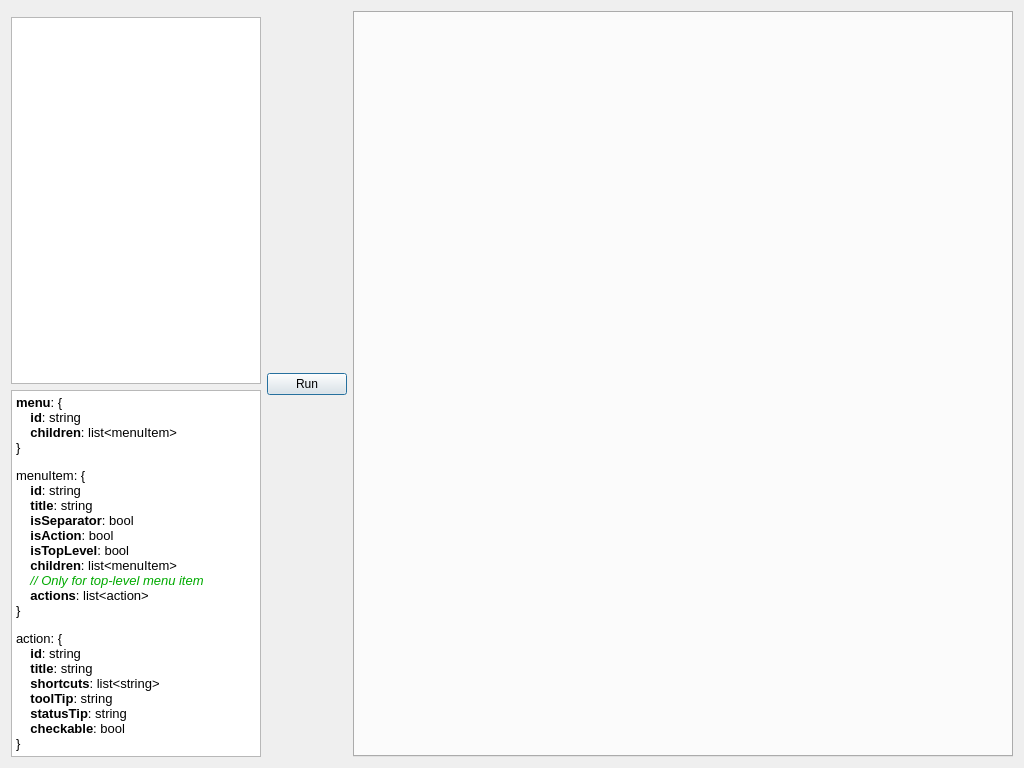
This is src/menudialog.ui in KDAB/knut as Qt 5 draws it before an edit. The edited form follows.
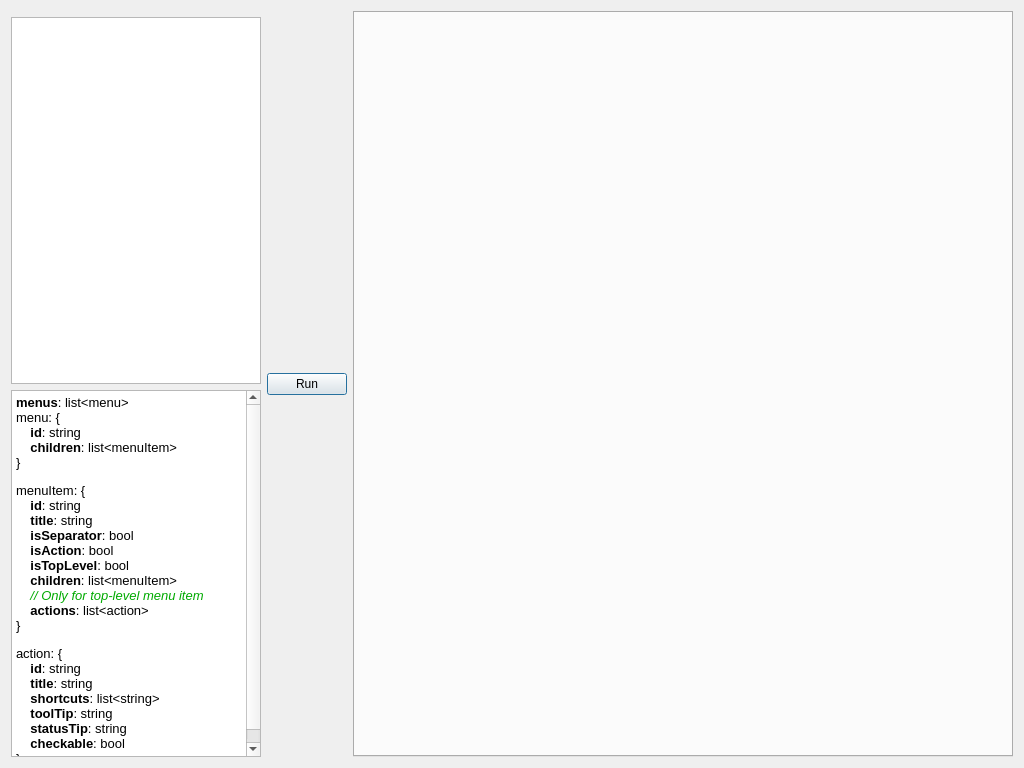
This is the edited form. Custom widgets are drawn as their Qt base class.

```diff
--- a/src/menudialog.ui
+++ b/src/menudialog.ui
@@ -73,30 +73,31 @@
 &lt;html&gt;&lt;head&gt;&lt;meta name=&quot;qrichtext&quot; content=&quot;1&quot; /&gt;&lt;style type=&quot;text/css&quot;&gt;
 p, li { white-space: pre-wrap; }
 &lt;/style&gt;&lt;/head&gt;&lt;body style=&quot; font-family:'MS Shell Dlg 2'; font-size:8.25pt; font-weight:400; font-style:normal;&quot;&gt;
-&lt;p style=&quot; margin-top:0px; margin-bottom:0px; margin-left:0px; margin-right:0px; -qt-block-indent:0; text-indent:0px;&quot;&gt;&lt;span style=&quot; font-size:10pt; font-weight:600;&quot;&gt;menu&lt;/span&gt;&lt;span style=&quot; font-size:10pt;&quot;&gt;: {&lt;/span&gt;&lt;/p&gt;
-&lt;p style=&quot; margin-top:0px; margin-bottom:0px; margin-left:0px; margin-right:0px; -qt-block-indent:0; text-indent:0px;&quot;&gt;&lt;span style=&quot; font-size:10pt;&quot;&gt;    &lt;/span&gt;&lt;span style=&quot; font-size:10pt; font-weight:600;&quot;&gt;id&lt;/span&gt;&lt;span style=&quot; font-size:10pt;&quot;&gt;: string&lt;/span&gt;&lt;/p&gt;
-&lt;p style=&quot; margin-top:0px; margin-bottom:0px; margin-left:0px; margin-right:0px; -qt-block-indent:0; text-indent:0px;&quot;&gt;&lt;span style=&quot; font-size:10pt;&quot;&gt;    &lt;/span&gt;&lt;span style=&quot; font-size:10pt; font-weight:600;&quot;&gt;children&lt;/span&gt;&lt;span style=&quot; font-size:10pt;&quot;&gt;: list&amp;lt;menuItem&amp;gt;&lt;/span&gt;&lt;/p&gt;
-&lt;p style=&quot; margin-top:0px; margin-bottom:0px; margin-left:0px; margin-right:0px; -qt-block-indent:0; text-indent:0px;&quot;&gt;&lt;span style=&quot; font-size:10pt;&quot;&gt;}&lt;/span&gt;&lt;/p&gt;
-&lt;p style=&quot;-qt-paragraph-type:empty; margin-top:0px; margin-bottom:0px; margin-left:0px; margin-right:0px; -qt-block-indent:0; text-indent:0px;&quot;&gt;&lt;br /&gt;&lt;/p&gt;
-&lt;p style=&quot; margin-top:0px; margin-bottom:0px; margin-left:0px; margin-right:0px; -qt-block-indent:0; text-indent:0px;&quot;&gt;&lt;span style=&quot; font-size:10pt;&quot;&gt;menuItem: {&lt;/span&gt;&lt;/p&gt;
-&lt;p style=&quot; margin-top:0px; margin-bottom:0px; margin-left:0px; margin-right:0px; -qt-block-indent:0; text-indent:0px;&quot;&gt;&lt;span style=&quot; font-size:10pt;&quot;&gt;    &lt;/span&gt;&lt;span style=&quot; font-size:10pt; font-weight:600;&quot;&gt;id&lt;/span&gt;&lt;span style=&quot; font-size:10pt;&quot;&gt;: string&lt;/span&gt;&lt;/p&gt;
-&lt;p style=&quot; margin-top:0px; margin-bottom:0px; margin-left:0px; margin-right:0px; -qt-block-indent:0; text-indent:0px;&quot;&gt;&lt;span style=&quot; font-size:10pt;&quot;&gt;    &lt;/span&gt;&lt;span style=&quot; font-size:10pt; font-weight:600;&quot;&gt;title&lt;/span&gt;&lt;span style=&quot; font-size:10pt;&quot;&gt;: string&lt;/span&gt;&lt;/p&gt;
-&lt;p style=&quot; margin-top:0px; margin-bottom:0px; margin-left:0px; margin-right:0px; -qt-block-indent:0; text-indent:0px;&quot;&gt;&lt;span style=&quot; font-size:10pt;&quot;&gt;    &lt;/span&gt;&lt;span style=&quot; font-size:10pt; font-weight:600;&quot;&gt;isSeparator&lt;/span&gt;&lt;span style=&quot; font-size:10pt;&quot;&gt;: bool&lt;/span&gt;&lt;/p&gt;
-&lt;p style=&quot; margin-top:0px; margin-bottom:0px; margin-left:0px; margin-right:0px; -qt-block-indent:0; text-indent:0px;&quot;&gt;&lt;span style=&quot; font-size:10pt;&quot;&gt;    &lt;/span&gt;&lt;span style=&quot; font-size:10pt; font-weight:600;&quot;&gt;isAction&lt;/span&gt;&lt;span style=&quot; font-size:10pt;&quot;&gt;: bool&lt;/span&gt;&lt;/p&gt;
-&lt;p style=&quot; margin-top:0px; margin-bottom:0px; margin-left:0px; margin-right:0px; -qt-block-indent:0; text-indent:0px;&quot;&gt;&lt;span style=&quot; font-size:10pt;&quot;&gt;    &lt;/span&gt;&lt;span style=&quot; font-size:10pt; font-weight:600;&quot;&gt;isTopLevel&lt;/span&gt;&lt;span style=&quot; font-size:10pt;&quot;&gt;: bool&lt;/span&gt;&lt;/p&gt;
-&lt;p style=&quot; margin-top:0px; margin-bottom:0px; margin-left:0px; margin-right:0px; -qt-block-indent:0; text-indent:0px;&quot;&gt;&lt;span style=&quot; font-size:10pt;&quot;&gt;    &lt;/span&gt;&lt;span style=&quot; font-size:10pt; font-weight:600;&quot;&gt;children&lt;/span&gt;&lt;span style=&quot; font-size:10pt;&quot;&gt;: list&amp;lt;menuItem&amp;gt;&lt;/span&gt;&lt;/p&gt;
-&lt;p style=&quot; margin-top:0px; margin-bottom:0px; margin-left:0px; margin-right:0px; -qt-block-indent:0; text-indent:0px;&quot;&gt;&lt;span style=&quot; font-size:10pt;&quot;&gt;    &lt;/span&gt;&lt;span style=&quot; font-size:10pt; font-style:italic; color:#00aa00;&quot;&gt;// Only for top-level menu item&lt;/span&gt;&lt;/p&gt;
-&lt;p style=&quot; margin-top:0px; margin-bottom:0px; margin-left:0px; margin-right:0px; -qt-block-indent:0; text-indent:0px;&quot;&gt;&lt;span style=&quot; font-size:10pt;&quot;&gt;    &lt;/span&gt;&lt;span style=&quot; font-size:10pt; font-weight:600;&quot;&gt;actions&lt;/span&gt;&lt;span style=&quot; font-size:10pt;&quot;&gt;: list&amp;lt;action&amp;gt;&lt;/span&gt;&lt;/p&gt;
-&lt;p style=&quot; margin-top:0px; margin-bottom:0px; margin-left:0px; margin-right:0px; -qt-block-indent:0; text-indent:0px;&quot;&gt;&lt;span style=&quot; font-size:10pt;&quot;&gt;}&lt;/span&gt;&lt;/p&gt;
-&lt;p style=&quot;-qt-paragraph-type:empty; margin-top:0px; margin-bottom:0px; margin-left:0px; margin-right:0px; -qt-block-indent:0; text-indent:0px;&quot;&gt;&lt;br /&gt;&lt;/p&gt;
-&lt;p style=&quot; margin-top:0px; margin-bottom:0px; margin-left:0px; margin-right:0px; -qt-block-indent:0; text-indent:0px;&quot;&gt;&lt;span style=&quot; font-size:10pt;&quot;&gt;action: {&lt;/span&gt;&lt;/p&gt;
-&lt;p style=&quot; margin-top:0px; margin-bottom:0px; margin-left:0px; margin-right:0px; -qt-block-indent:0; text-indent:0px;&quot;&gt;&lt;span style=&quot; font-size:10pt;&quot;&gt;    &lt;/span&gt;&lt;span style=&quot; font-size:10pt; font-weight:600;&quot;&gt;id&lt;/span&gt;&lt;span style=&quot; font-size:10pt;&quot;&gt;: string&lt;/span&gt;&lt;/p&gt;
-&lt;p style=&quot; margin-top:0px; margin-bottom:0px; margin-left:0px; margin-right:0px; -qt-block-indent:0; text-indent:0px;&quot;&gt;&lt;span style=&quot; font-size:10pt;&quot;&gt;    &lt;/span&gt;&lt;span style=&quot; font-size:10pt; font-weight:600;&quot;&gt;title&lt;/span&gt;&lt;span style=&quot; font-size:10pt;&quot;&gt;: string&lt;/span&gt;&lt;/p&gt;
-&lt;p style=&quot; margin-top:0px; margin-bottom:0px; margin-left:0px; margin-right:0px; -qt-block-indent:0; text-indent:0px;&quot;&gt;&lt;span style=&quot; font-size:10pt;&quot;&gt;    &lt;/span&gt;&lt;span style=&quot; font-size:10pt; font-weight:600;&quot;&gt;shortcuts&lt;/span&gt;&lt;span style=&quot; font-size:10pt;&quot;&gt;: list&amp;lt;string&amp;gt;&lt;/span&gt;&lt;/p&gt;
-&lt;p style=&quot; margin-top:0px; margin-bottom:0px; margin-left:0px; margin-right:0px; -qt-block-indent:0; text-indent:0px;&quot;&gt;&lt;span style=&quot; font-size:10pt;&quot;&gt;    &lt;/span&gt;&lt;span style=&quot; font-size:10pt; font-weight:600;&quot;&gt;toolTip&lt;/span&gt;&lt;span style=&quot; font-size:10pt;&quot;&gt;: string&lt;/span&gt;&lt;/p&gt;
-&lt;p style=&quot; margin-top:0px; margin-bottom:0px; margin-left:0px; margin-right:0px; -qt-block-indent:0; text-indent:0px;&quot;&gt;&lt;span style=&quot; font-size:10pt;&quot;&gt;    &lt;/span&gt;&lt;span style=&quot; font-size:10pt; font-weight:600;&quot;&gt;statusTip&lt;/span&gt;&lt;span style=&quot; font-size:10pt;&quot;&gt;: string&lt;/span&gt;&lt;/p&gt;
-&lt;p style=&quot; margin-top:0px; margin-bottom:0px; margin-left:0px; margin-right:0px; -qt-block-indent:0; text-indent:0px;&quot;&gt;&lt;span style=&quot; font-size:10pt;&quot;&gt;    &lt;/span&gt;&lt;span style=&quot; font-size:10pt; font-weight:600;&quot;&gt;checkable&lt;/span&gt;&lt;span style=&quot; font-size:10pt;&quot;&gt;: bool&lt;/span&gt;&lt;/p&gt;
-&lt;p style=&quot; margin-top:0px; margin-bottom:0px; margin-left:0px; margin-right:0px; -qt-block-indent:0; text-indent:0px;&quot;&gt;&lt;span style=&quot; font-size:10pt;&quot;&gt;}&lt;/span&gt;&lt;/p&gt;&lt;/body&gt;&lt;/html&gt;</string>
+&lt;p style=&quot; margin-top:0px; margin-bottom:0px; margin-left:0px; margin-right:0px; -qt-block-indent:0; text-indent:0px;&quot;&gt;&lt;span style=&quot; font-family:'MS Shell Dlg 2'; font-size:10pt; font-weight:600;&quot;&gt;menus&lt;/span&gt;&lt;span style=&quot; font-family:'MS Shell Dlg 2'; font-size:10pt;&quot;&gt;: list&amp;lt;menu&amp;gt;&lt;/span&gt;&lt;/p&gt;
+&lt;p style=&quot; margin-top:0px; margin-bottom:0px; margin-left:0px; margin-right:0px; -qt-block-indent:0; text-indent:0px;&quot;&gt;&lt;span style=&quot; font-family:'MS Shell Dlg 2'; font-size:10pt;&quot;&gt;menu: {&lt;/span&gt;&lt;/p&gt;
+&lt;p style=&quot; margin-top:0px; margin-bottom:0px; margin-left:0px; margin-right:0px; -qt-block-indent:0; text-indent:0px;&quot;&gt;&lt;span style=&quot; font-family:'MS Shell Dlg 2'; font-size:10pt;&quot;&gt;    &lt;/span&gt;&lt;span style=&quot; font-family:'MS Shell Dlg 2'; font-size:10pt; font-weight:600;&quot;&gt;id&lt;/span&gt;&lt;span style=&quot; font-family:'MS Shell Dlg 2'; font-size:10pt;&quot;&gt;: string&lt;/span&gt;&lt;/p&gt;
+&lt;p style=&quot; margin-top:0px; margin-bottom:0px; margin-left:0px; margin-right:0px; -qt-block-indent:0; text-indent:0px;&quot;&gt;&lt;span style=&quot; font-family:'MS Shell Dlg 2'; font-size:10pt;&quot;&gt;    &lt;/span&gt;&lt;span style=&quot; font-family:'MS Shell Dlg 2'; font-size:10pt; font-weight:600;&quot;&gt;children&lt;/span&gt;&lt;span style=&quot; font-family:'MS Shell Dlg 2'; font-size:10pt;&quot;&gt;: list&amp;lt;menuItem&amp;gt;&lt;/span&gt;&lt;/p&gt;
+&lt;p style=&quot; margin-top:0px; margin-bottom:0px; margin-left:0px; margin-right:0px; -qt-block-indent:0; text-indent:0px;&quot;&gt;&lt;span style=&quot; font-family:'MS Shell Dlg 2'; font-size:10pt;&quot;&gt;}&lt;/span&gt;&lt;/p&gt;
+&lt;p style=&quot;-qt-paragraph-type:empty; margin-top:0px; margin-bottom:0px; margin-left:0px; margin-right:0px; -qt-block-indent:0; text-indent:0px; font-family:'MS Shell Dlg 2';&quot;&gt;&lt;br /&gt;&lt;/p&gt;
+&lt;p style=&quot; margin-top:0px; margin-bottom:0px; margin-left:0px; margin-right:0px; -qt-block-indent:0; text-indent:0px;&quot;&gt;&lt;span style=&quot; font-family:'MS Shell Dlg 2'; font-size:10pt;&quot;&gt;menuItem: {&lt;/span&gt;&lt;/p&gt;
+&lt;p style=&quot; margin-top:0px; margin-bottom:0px; margin-left:0px; margin-right:0px; -qt-block-indent:0; text-indent:0px;&quot;&gt;&lt;span style=&quot; font-family:'MS Shell Dlg 2'; font-size:10pt;&quot;&gt;    &lt;/span&gt;&lt;span style=&quot; font-family:'MS Shell Dlg 2'; font-size:10pt; font-weight:600;&quot;&gt;id&lt;/span&gt;&lt;span style=&quot; font-family:'MS Shell Dlg 2'; font-size:10pt;&quot;&gt;: string&lt;/span&gt;&lt;/p&gt;
+&lt;p style=&quot; margin-top:0px; margin-bottom:0px; margin-left:0px; margin-right:0px; -qt-block-indent:0; text-indent:0px;&quot;&gt;&lt;span style=&quot; font-family:'MS Shell Dlg 2'; font-size:10pt;&quot;&gt;    &lt;/span&gt;&lt;span style=&quot; font-family:'MS Shell Dlg 2'; font-size:10pt; font-weight:600;&quot;&gt;title&lt;/span&gt;&lt;span style=&quot; font-family:'MS Shell Dlg 2'; font-size:10pt;&quot;&gt;: string&lt;/span&gt;&lt;/p&gt;
+&lt;p style=&quot; margin-top:0px; margin-bottom:0px; margin-left:0px; margin-right:0px; -qt-block-indent:0; text-indent:0px;&quot;&gt;&lt;span style=&quot; font-family:'MS Shell Dlg 2'; font-size:10pt;&quot;&gt;    &lt;/span&gt;&lt;span style=&quot; font-family:'MS Shell Dlg 2'; font-size:10pt; font-weight:600;&quot;&gt;isSeparator&lt;/span&gt;&lt;span style=&quot; font-family:'MS Shell Dlg 2'; font-size:10pt;&quot;&gt;: bool&lt;/span&gt;&lt;/p&gt;
+&lt;p style=&quot; margin-top:0px; margin-bottom:0px; margin-left:0px; margin-right:0px; -qt-block-indent:0; text-indent:0px;&quot;&gt;&lt;span style=&quot; font-family:'MS Shell Dlg 2'; font-size:10pt;&quot;&gt;    &lt;/span&gt;&lt;span style=&quot; font-family:'MS Shell Dlg 2'; font-size:10pt; font-weight:600;&quot;&gt;isAction&lt;/span&gt;&lt;span style=&quot; font-family:'MS Shell Dlg 2'; font-size:10pt;&quot;&gt;: bool&lt;/span&gt;&lt;/p&gt;
+&lt;p style=&quot; margin-top:0px; margin-bottom:0px; margin-left:0px; margin-right:0px; -qt-block-indent:0; text-indent:0px;&quot;&gt;&lt;span style=&quot; font-family:'MS Shell Dlg 2'; font-size:10pt;&quot;&gt;    &lt;/span&gt;&lt;span style=&quot; font-family:'MS Shell Dlg 2'; font-size:10pt; font-weight:600;&quot;&gt;isTopLevel&lt;/span&gt;&lt;span style=&quot; font-family:'MS Shell Dlg 2'; font-size:10pt;&quot;&gt;: bool&lt;/span&gt;&lt;/p&gt;
+&lt;p style=&quot; margin-top:0px; margin-bottom:0px; margin-left:0px; margin-right:0px; -qt-block-indent:0; text-indent:0px;&quot;&gt;&lt;span style=&quot; font-family:'MS Shell Dlg 2'; font-size:10pt;&quot;&gt;    &lt;/span&gt;&lt;span style=&quot; font-family:'MS Shell Dlg 2'; font-size:10pt; font-weight:600;&quot;&gt;children&lt;/span&gt;&lt;span style=&quot; font-family:'MS Shell Dlg 2'; font-size:10pt;&quot;&gt;: list&amp;lt;menuItem&amp;gt;&lt;/span&gt;&lt;/p&gt;
+&lt;p style=&quot; margin-top:0px; margin-bottom:0px; margin-left:0px; margin-right:0px; -qt-block-indent:0; text-indent:0px;&quot;&gt;&lt;span style=&quot; font-family:'MS Shell Dlg 2'; font-size:10pt;&quot;&gt;    &lt;/span&gt;&lt;span style=&quot; font-family:'MS Shell Dlg 2'; font-size:10pt; font-style:italic; color:#00aa00;&quot;&gt;// Only for top-level menu item&lt;/span&gt;&lt;/p&gt;
+&lt;p style=&quot; margin-top:0px; margin-bottom:0px; margin-left:0px; margin-right:0px; -qt-block-indent:0; text-indent:0px;&quot;&gt;&lt;span style=&quot; font-family:'MS Shell Dlg 2'; font-size:10pt;&quot;&gt;    &lt;/span&gt;&lt;span style=&quot; font-family:'MS Shell Dlg 2'; font-size:10pt; font-weight:600;&quot;&gt;actions&lt;/span&gt;&lt;span style=&quot; font-family:'MS Shell Dlg 2'; font-size:10pt;&quot;&gt;: list&amp;lt;action&amp;gt;&lt;/span&gt;&lt;/p&gt;
+&lt;p style=&quot; margin-top:0px; margin-bottom:0px; margin-left:0px; margin-right:0px; -qt-block-indent:0; text-indent:0px;&quot;&gt;&lt;span style=&quot; font-family:'MS Shell Dlg 2'; font-size:10pt;&quot;&gt;}&lt;/span&gt;&lt;/p&gt;
+&lt;p style=&quot;-qt-paragraph-type:empty; margin-top:0px; margin-bottom:0px; margin-left:0px; margin-right:0px; -qt-block-indent:0; text-indent:0px; font-family:'MS Shell Dlg 2';&quot;&gt;&lt;br /&gt;&lt;/p&gt;
+&lt;p style=&quot; margin-top:0px; margin-bottom:0px; margin-left:0px; margin-right:0px; -qt-block-indent:0; text-indent:0px;&quot;&gt;&lt;span style=&quot; font-family:'MS Shell Dlg 2'; font-size:10pt;&quot;&gt;action: {&lt;/span&gt;&lt;/p&gt;
+&lt;p style=&quot; margin-top:0px; margin-bottom:0px; margin-left:0px; margin-right:0px; -qt-block-indent:0; text-indent:0px;&quot;&gt;&lt;span style=&quot; font-family:'MS Shell Dlg 2'; font-size:10pt;&quot;&gt;    &lt;/span&gt;&lt;span style=&quot; font-family:'MS Shell Dlg 2'; font-size:10pt; font-weight:600;&quot;&gt;id&lt;/span&gt;&lt;span style=&quot; font-family:'MS Shell Dlg 2'; font-size:10pt;&quot;&gt;: string&lt;/span&gt;&lt;/p&gt;
+&lt;p style=&quot; margin-top:0px; margin-bottom:0px; margin-left:0px; margin-right:0px; -qt-block-indent:0; text-indent:0px;&quot;&gt;&lt;span style=&quot; font-family:'MS Shell Dlg 2'; font-size:10pt;&quot;&gt;    &lt;/span&gt;&lt;span style=&quot; font-family:'MS Shell Dlg 2'; font-size:10pt; font-weight:600;&quot;&gt;title&lt;/span&gt;&lt;span style=&quot; font-family:'MS Shell Dlg 2'; font-size:10pt;&quot;&gt;: string&lt;/span&gt;&lt;/p&gt;
+&lt;p style=&quot; margin-top:0px; margin-bottom:0px; margin-left:0px; margin-right:0px; -qt-block-indent:0; text-indent:0px;&quot;&gt;&lt;span style=&quot; font-family:'MS Shell Dlg 2'; font-size:10pt;&quot;&gt;    &lt;/span&gt;&lt;span style=&quot; font-family:'MS Shell Dlg 2'; font-size:10pt; font-weight:600;&quot;&gt;shortcuts&lt;/span&gt;&lt;span style=&quot; font-family:'MS Shell Dlg 2'; font-size:10pt;&quot;&gt;: list&amp;lt;string&amp;gt;&lt;/span&gt;&lt;/p&gt;
+&lt;p style=&quot; margin-top:0px; margin-bottom:0px; margin-left:0px; margin-right:0px; -qt-block-indent:0; text-indent:0px;&quot;&gt;&lt;span style=&quot; font-family:'MS Shell Dlg 2'; font-size:10pt;&quot;&gt;    &lt;/span&gt;&lt;span style=&quot; font-family:'MS Shell Dlg 2'; font-size:10pt; font-weight:600;&quot;&gt;toolTip&lt;/span&gt;&lt;span style=&quot; font-family:'MS Shell Dlg 2'; font-size:10pt;&quot;&gt;: string&lt;/span&gt;&lt;/p&gt;
+&lt;p style=&quot; margin-top:0px; margin-bottom:0px; margin-left:0px; margin-right:0px; -qt-block-indent:0; text-indent:0px;&quot;&gt;&lt;span style=&quot; font-family:'MS Shell Dlg 2'; font-size:10pt;&quot;&gt;    &lt;/span&gt;&lt;span style=&quot; font-family:'MS Shell Dlg 2'; font-size:10pt; font-weight:600;&quot;&gt;statusTip&lt;/span&gt;&lt;span style=&quot; font-family:'MS Shell Dlg 2'; font-size:10pt;&quot;&gt;: string&lt;/span&gt;&lt;/p&gt;
+&lt;p style=&quot; margin-top:0px; margin-bottom:0px; margin-left:0px; margin-right:0px; -qt-block-indent:0; text-indent:0px;&quot;&gt;&lt;span style=&quot; font-family:'MS Shell Dlg 2'; font-size:10pt;&quot;&gt;    &lt;/span&gt;&lt;span style=&quot; font-family:'MS Shell Dlg 2'; font-size:10pt; font-weight:600;&quot;&gt;checkable&lt;/span&gt;&lt;span style=&quot; font-family:'MS Shell Dlg 2'; font-size:10pt;&quot;&gt;: bool&lt;/span&gt;&lt;/p&gt;
+&lt;p style=&quot; margin-top:0px; margin-bottom:0px; margin-left:0px; margin-right:0px; -qt-block-indent:0; text-indent:0px;&quot;&gt;&lt;span style=&quot; font-family:'MS Shell Dlg 2'; font-size:10pt;&quot;&gt;}&lt;/span&gt;&lt;/p&gt;&lt;/body&gt;&lt;/html&gt;</string>
        </property>
       </widget>
      </item>
```
